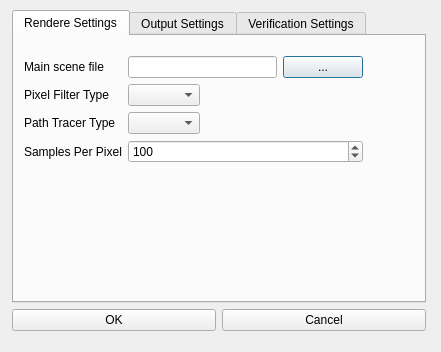
Before: the Qt Designer form poc/golemPy/examples/gnr/ui/PbrtTaskDialog.ui in golemfactory/clay, drawn with Qt 5.
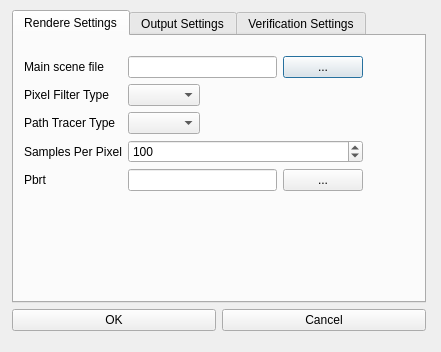
After: the same form once the commit is applied.

Diff of the .ui file:
```diff
--- a/poc/golemPy/examples/gnr/ui/PbrtTaskDialog.ui
+++ b/poc/golemPy/examples/gnr/ui/PbrtTaskDialog.ui
@@ -129,6 +129,27 @@
            </item>
           </layout>
          </item>
+         <item row="5" column="1">
+          <layout class="QHBoxLayout" name="horizontalLayout_6">
+           <item>
+            <widget class="QLineEdit" name="pbrtPathLineEdit"/>
+           </item>
+           <item>
+            <widget class="QPushButton" name="pbrtPathButton">
+             <property name="text">
+              <string>...</string>
+             </property>
+            </widget>
+           </item>
+          </layout>
+         </item>
+         <item row="5" column="0">
+          <widget class="QLabel" name="label_7">
+           <property name="text">
+            <string>Pbrt</string>
+           </property>
+          </widget>
+         </item>
         </layout>
        </widget>
       </widget>
```
